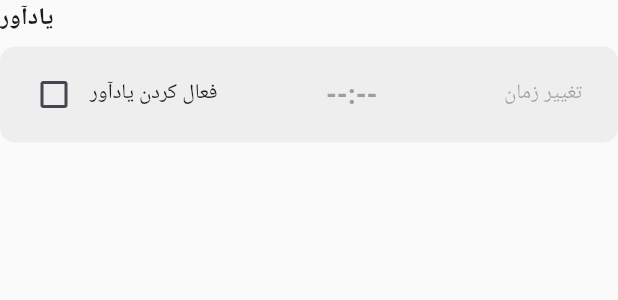
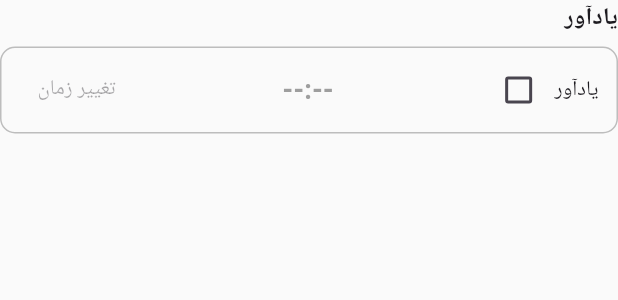
Before and after one commit to parsard/routine_maker, a Flutter app: the AlarmSetter widget shown alone on an empty page, opened directly with empty values, on a phone screen of 412 x 824 dp. Shown: the top 300 px of the screen. Run offline on Flutter 3.47's test engine with Material 3 defaults, Android fonts, the phone set to English and light mode, and no system bars; our stand-ins replace drift, equatable, flutter_riverpod, flutter_screenutil, flutter_slidable, fpdart and 3 more; accounts and stored records are empty; generated files the repository leaves out were written again; Roboto replaces fonts that are missing (Vazirmatn).

Commit message:
design fixed

```diff
--- a/lib/features/routine/presentation/widgets/alarm_selector.dart
+++ b/lib/features/routine/presentation/widgets/alarm_selector.dart
@@ -1,3 +1,4 @@
+// lib/features/routine/presentation/widgets/alarm_setter.dart
 import 'package:flutter/material.dart';
 
 class AlarmSetter extends StatefulWidget {
@@ -17,6 +18,12 @@ class _AlarmSetterState extends State<AlarmSetter> {
     final TimeOfDay? picked = await showTimePicker(
       context: context,
       initialTime: _selectedTime ?? TimeOfDay.now(),
+      builder: (context, child) {
+        return Directionality(
+          textDirection: TextDirection.rtl,
+          child: child ?? Container(),
+        );
+      },
     );
     if (picked != null && picked != _selectedTime) {
       setState(() {
@@ -29,26 +36,42 @@ class _AlarmSetterState extends State<AlarmSetter> {
   @override
   Widget build(BuildContext context) {
     return Column(
-      crossAxisAlignment: CrossAxisAlignment.end,
+      crossAxisAlignment: CrossAxisAlignment.stretch,
       children: [
-         const Text(
+        const Text(
           'یادآور',
           style: TextStyle(fontWeight: FontWeight.bold, fontSize: 16),
           textAlign: TextAlign.right,
         ),
         const SizedBox(height: 8),
         Container(
-          padding: const EdgeInsets.symmetric(horizontal: 12, vertical: 8),
+          // !<-- تغییر در Padding و Decoration -->!
+          padding: const EdgeInsets.symmetric(horizontal: 12, vertical: 4), // کاهش پدینگ عمودی
           decoration: BoxDecoration(
-            color: Colors.grey[200],
+            // پس زمینه حذف و حاشیه اضافه شد
+            border: Border.all(color: Colors.grey.shade400),
             borderRadius: BorderRadius.circular(10),
           ),
           child: Row(
             mainAxisAlignment: MainAxisAlignment.spaceBetween,
             children: [
-              TextButton(
-                onPressed: _isAlarmEnabled ? _pickTime : null,
-                child: const Text('تغییر زمان'),
+              // !<-- ترتیب متن و چک‌باکس مطابق تصویر اصلاح شد -->!
+              Row(
+                children: [
+                  const Text('یادآور'),
+                  Checkbox(
+                    value: _isAlarmEnabled,
+                    onChanged: (bool? value) {
+                      setState(() {
+                        _isAlarmEnabled = value ?? false;
+                        if (_isAlarmEnabled && _selectedTime == null) {
+                          _selectedTime = TimeOfDay.now();
+                        }
+                      });
+                      widget.onAlarmChanged(_isAlarmEnabled, _selectedTime);
+                    },
+                  ),
+                ],
               ),
               Text(
                 _isAlarmEnabled && _selectedTime != null
@@ -58,24 +81,12 @@ class _AlarmSetterState extends State<AlarmSetter> {
                   fontSize: 18,
                   fontWeight: FontWeight.bold,
                   color: _isAlarmEnabled ? Colors.black : Colors.grey,
+                  fontFamily: 'Vazirmatn',
                 ),
               ),
-              Row(
-                children: [
-                  const Text('فعال کردن یادآور'),
-                  Checkbox(
-                    value: _isAlarmEnabled,
-                    onChanged: (bool? value) {
-                      setState(() {
-                        _isAlarmEnabled = value ?? false;
-                        if (_isAlarmEnabled && _selectedTime == null) {
-                          _selectedTime = TimeOfDay.now();
-                        }
-                      });
-                       widget.onAlarmChanged(_isAlarmEnabled, _selectedTime);
-                    },
-                  ),
-                ],
+              TextButton(
+                onPressed: _isAlarmEnabled ? _pickTime : null,
+                child: const Text('تغییر زمان'),
               ),
             ],
           ),
```
Also changed, not shown: lib/app.dart (+7 -4 lines), lib/features/routine/presentation/widgets/color_selector.dart (+51 -10 lines), lib/features/routine/presentation/widgets/day_selector.dart (+19 -7 lines).
